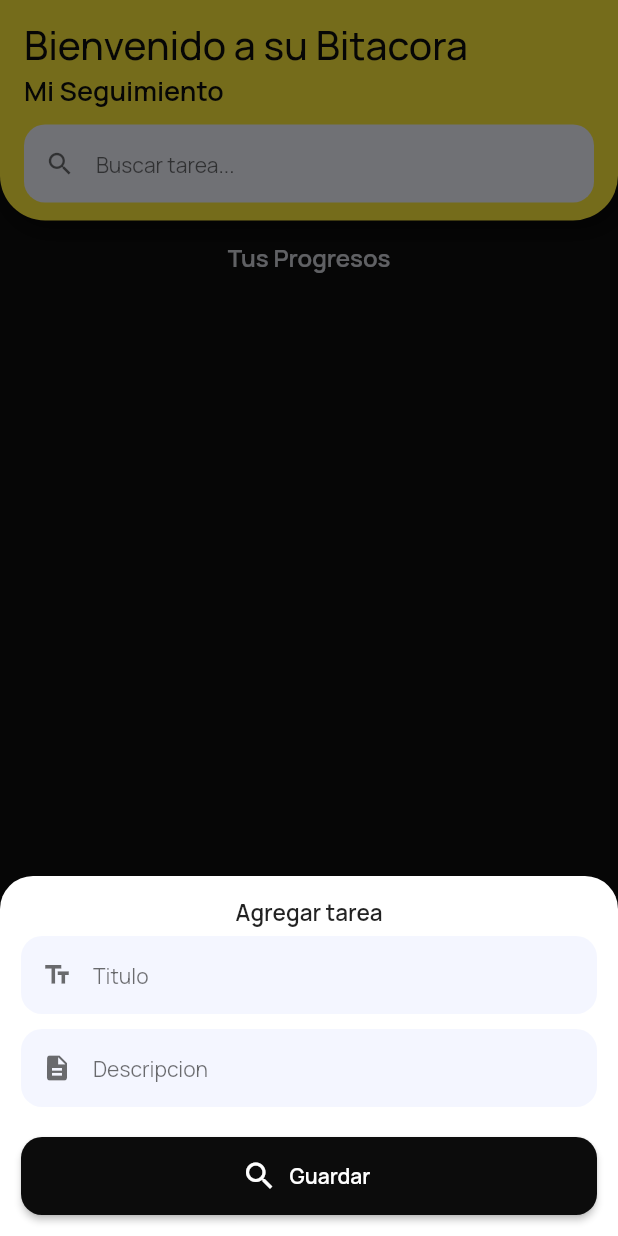
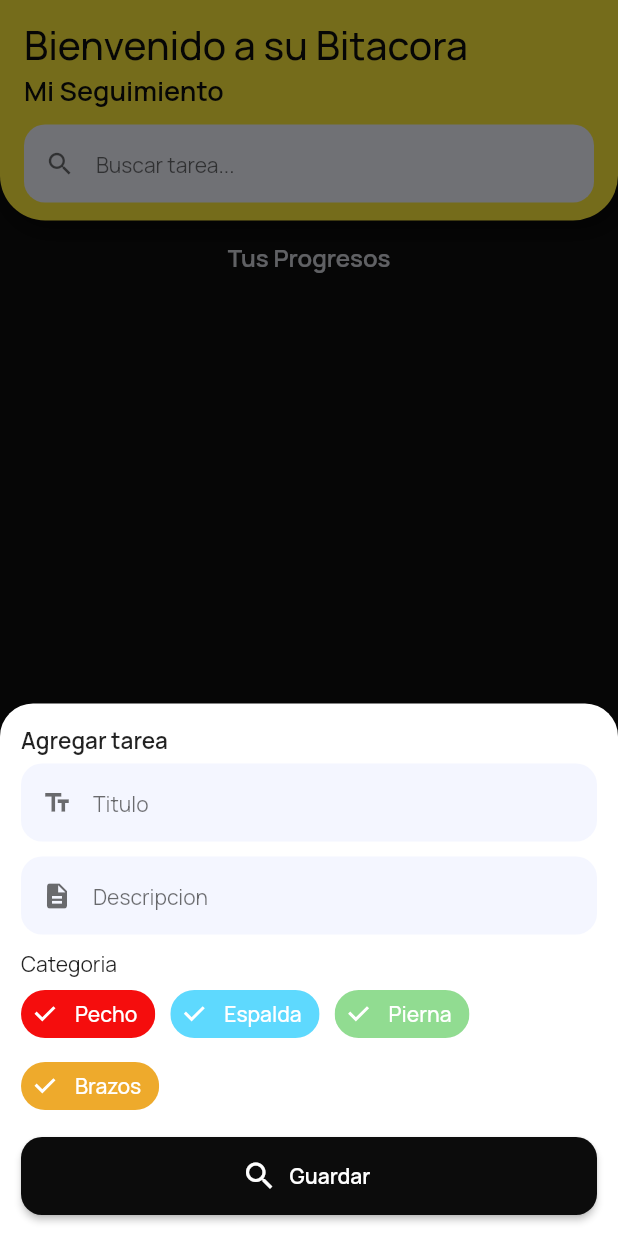
Before and after one commit to rexnike/bitacora, a Flutter app: the screen it shows after launch, after a tap on "Nuevo Progreso", on a phone screen of 412 x 824 dp. Run offline on Flutter 3.47's test engine with Material 2 defaults, Android fonts, the phone set to English and light mode, and no system bars; our stand-ins replace cloud_firestore, firebase_core, google_fonts; accounts and stored records are empty.

Commit message:
doce comit

```diff
--- a/lib/pages/home_page.dart
+++ b/lib/pages/home_page.dart
@@ -28,6 +28,7 @@ class HomePage extends StatelessWidget {
               ),
           ),
           child: Column(
+            crossAxisAlignment: CrossAxisAlignment.start,
             mainAxisSize: MainAxisSize.min,
             children: [
               Text("Agregar tarea",
@@ -50,6 +51,55 @@ class HomePage extends StatelessWidget {
             ),
 
             divider10(),
+            Text("Categoria"),
+            Wrap(
+              crossAxisAlignment: WrapCrossAlignment.start,
+              runAlignment: WrapAlignment.start,
+              spacing: 10.0,
+              children: [
+                FilterChip(
+              selected: true,
+              selectedColor: categoryColor["Pecho"],
+              checkmarkColor: Colors.white,
+              labelStyle: TextStyle(
+                color: Colors.white,
+              ),
+              label: Text("Pecho"),
+              onSelected: (bool value){},
+            ),
+            FilterChip(
+              selected: true,
+              selectedColor: categoryColor["Espalda"],
+              checkmarkColor: Colors.white,
+              labelStyle: TextStyle(
+                color: Colors.white,
+              ),
+              label: Text("Espalda"),
+              onSelected: (bool value){},
+            ),
+            FilterChip(
+              selected: true,
+              selectedColor: categoryColor["Pierna"],
+              checkmarkColor: Colors.white,
+              labelStyle: TextStyle(
+                color: Colors.white,
+              ),
+              label: Text("Pierna"),
+              onSelected: (bool value){},
+            ),
+            FilterChip(
+              selected: true,
+              selectedColor: categoryColor["Brazos"],
+              checkmarkColor: Colors.white,
+              labelStyle: TextStyle(
+                color: Colors.white,
+              ),
+              label: Text("Brazos"),
+              onSelected: (bool value){},
+            ),
+              ],
+            ),
+
             divider10(),
             ButtonNormalWidget(),
 
--- a/lib/ui/general/colors.dart
+++ b/lib/ui/general/colors.dart
@@ -6,8 +6,8 @@ Color kBrandSecundatyColor = const Color(0xffF4F6FF);
 Color kBrandtercerColor = const Color.fromARGB(255, 12, 12, 12);
 
 Map<String, Color> categoryColor = {
-  "Pecho & Biceps": Color.fromARGB(246, 245, 4, 4),
-  "Espalda & Triceps": Color.fromARGB(198, 49, 207, 255),
-  "Pierna & Hombro": Color.fromARGB(111, 8, 180, 8),
-  "Antebrazos & Deltoides": Color.fromARGB(218, 236, 157, 9),
+  "Pecho": Color.fromARGB(246, 245, 4, 4),
+  "Espalda": Color.fromARGB(198, 49, 207, 255),
+  "Pierna": Color.fromARGB(111, 8, 180, 8),
+  "Brazos": Color.fromARGB(218, 236, 157, 9),
 };
```
